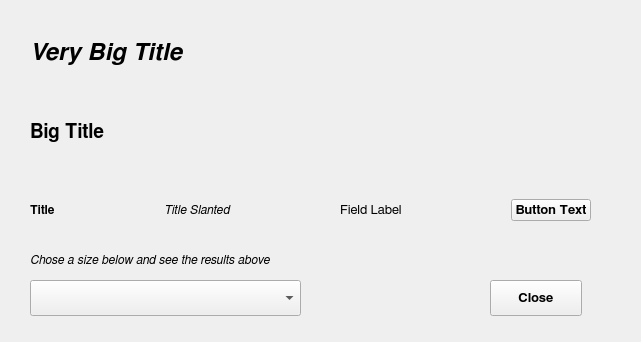
First picture: the form in src/designer/fontsizedialog.ui, repository jaaf/EasyBeer, before the edit.
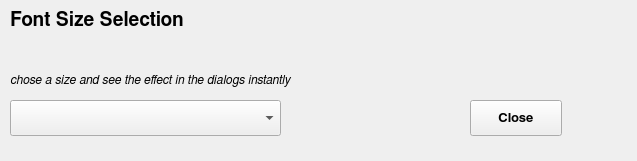
Second picture: the form after the edit.

Commit message: various work on fonts

Diff of the .ui file:
```diff
--- a/src/designer/fontsizedialog.ui
+++ b/src/designer/fontsizedialog.ui
@@ -6,8 +6,8 @@
    <rect>
     <x>0</x>
     <y>0</y>
-    <width>641</width>
-    <height>342</height>
+    <width>637</width>
+    <height>161</height>
    </rect>
   </property>
   <property name="windowTitle">
@@ -16,8 +16,8 @@
   <widget class="QComboBox" name="combo">
    <property name="geometry">
     <rect>
-     <x>30</x>
-     <y>280</y>
+     <x>10</x>
+     <y>100</y>
      <width>271</width>
      <height>36</height>
     </rect>
@@ -32,8 +32,8 @@
   <widget class="QLabel" name="label">
    <property name="geometry">
     <rect>
-     <x>30</x>
-     <y>250</y>
+     <x>10</x>
+     <y>70</y>
      <width>551</width>
      <height>20</height>
     </rect>
@@ -45,14 +45,14 @@
     </font>
    </property>
    <property name="text">
-    <string>Chose a size below and see the results above</string>
+    <string>chose a size and see the effect in the dialogs instantly</string>
    </property>
   </widget>
   <widget class="QPushButton" name="close_button">
    <property name="geometry">
     <rect>
-     <x>490</x>
-     <y>280</y>
+     <x>470</x>
+     <y>100</y>
      <width>92</width>
      <height>36</height>
     </rect>
@@ -69,206 +69,26 @@
     <string>Close</string>
    </property>
   </widget>
-  <widget class="QWidget" name="">
+  <widget class="QLabel" name="main_label">
    <property name="geometry">
     <rect>
-     <x>30</x>
-     <y>40</y>
+     <x>10</x>
+     <y>10</y>
      <width>561</width>
-     <height>181</height>
+     <height>20</height>
     </rect>
    </property>
-   <layout class="QVBoxLayout" name="verticalLayout">
-    <item>
-     <layout class="QHBoxLayout" name="horizontalLayout_3">
-      <item>
-       <widget class="QLabel" name="very_big_sample">
-        <property name="font">
-         <font>
-          <family>FreeSans</family>
-          <pointsize>18</pointsize>
-          <weight>75</weight>
-          <italic>true</italic>
-          <bold>true</bold>
-         </font>
-        </property>
-        <property name="text">
-         <string>Very Big Title</string>
-        </property>
-       </widget>
-      </item>
-      <item>
-       <spacer name="horizontalSpacer_4">
-        <property name="orientation">
-         <enum>Qt::Horizontal</enum>
-        </property>
-        <property name="sizeHint" stdset="0">
-         <size>
-          <width>40</width>
-          <height>20</height>
-         </size>
-        </property>
-       </spacer>
-      </item>
-     </layout>
-    </item>
-    <item>
-     <spacer name="verticalSpacer">
-      <property name="orientation">
-       <enum>Qt::Vertical</enum>
-      </property>
-      <property name="sizeHint" stdset="0">
-       <size>
-        <width>20</width>
-        <height>40</height>
-       </size>
-      </property>
-     </spacer>
-    </item>
-    <item>
-     <layout class="QHBoxLayout" name="horizontalLayout_2">
-      <item>
-       <widget class="QLabel" name="big_sample">
-        <property name="font">
-         <font>
-          <family>FreeSans</family>
-          <pointsize>14</pointsize>
-          <weight>75</weight>
-          <bold>true</bold>
-         </font>
-        </property>
-        <property name="text">
-         <string>Big Title</string>
-        </property>
-       </widget>
-      </item>
-      <item>
-       <spacer name="horizontalSpacer_3">
-        <property name="orientation">
-         <enum>Qt::Horizontal</enum>
-        </property>
-        <property name="sizeHint" stdset="0">
-         <size>
-          <width>40</width>
-          <height>20</height>
-         </size>
-        </property>
-       </spacer>
-      </item>
-     </layout>
-    </item>
-    <item>
-     <spacer name="verticalSpacer_2">
-      <property name="orientation">
-       <enum>Qt::Vertical</enum>
-      </property>
-      <property name="sizeHint" stdset="0">
-       <size>
-        <width>20</width>
-        <height>40</height>
-       </size>
-      </property>
-     </spacer>
-    </item>
-    <item>
-     <layout class="QHBoxLayout" name="horizontalLayout">
-      <item>
-       <widget class="QLabel" name="title_sample">
-        <property name="font">
-         <font>
-          <family>FreeSans</family>
-          <weight>75</weight>
-          <bold>true</bold>
-         </font>
-        </property>
-        <property name="text">
-         <string>Title</string>
-        </property>
-       </widget>
-      </item>
-      <item>
-       <spacer name="horizontalSpacer">
-        <property name="orientation">
-         <enum>Qt::Horizontal</enum>
-        </property>
-        <property name="sizeHint" stdset="0">
-         <size>
-          <width>40</width>
-          <height>20</height>
-         </size>
-        </property>
-       </spacer>
-      </item>
-      <item>
-       <widget class="QLabel" name="title_slanted_sample">
-        <property name="font">
-         <font>
-          <family>FreeSans</family>
-          <italic>true</italic>
-         </font>
-        </property>
-        <property name="text">
-         <string>Title Slanted</string>
-        </property>
-       </widget>
-      </item>
-      <item>
-       <spacer name="horizontalSpacer_5">
-        <property name="orientation">
-         <enum>Qt::Horizontal</enum>
-        </property>
-        <property name="sizeHint" stdset="0">
-         <size>
-          <width>40</width>
-          <height>20</height>
-         </size>
-        </property>
-       </spacer>
-      </item>
-      <item>
-       <widget class="QLabel" name="field_sample">
-        <property name="font">
-         <font>
-          <family>FreeSans</family>
-          <pointsize>10</pointsize>
-         </font>
-        </property>
-        <property name="text">
-         <string>Field Label</string>
-        </property>
-       </widget>
-      </item>
-      <item>
-       <spacer name="horizontalSpacer_2">
-        <property name="orientation">
-         <enum>Qt::Horizontal</enum>
-        </property>
-        <property name="sizeHint" stdset="0">
-         <size>
-          <width>40</width>
-          <height>20</height>
-         </size>
-        </property>
-       </spacer>
-      </item>
-      <item>
-       <widget class="QPushButton" name="button_sample">
-        <property name="font">
-         <font>
-          <family>FreeSans</family>
-          <pointsize>10</pointsize>
-          <weight>75</weight>
-          <bold>true</bold>
-         </font>
-        </property>
-        <property name="text">
-         <string>Button Text</string>
-        </property>
-       </widget>
-      </item>
-     </layout>
-    </item>
-   </layout>
+   <property name="font">
+    <font>
+     <family>FreeSans</family>
+     <pointsize>14</pointsize>
+     <weight>75</weight>
+     <bold>true</bold>
+    </font>
+   </property>
+   <property name="text">
+    <string>Font Size Selection</string>
+   </property>
   </widget>
  </widget>
  <resources/>
```
The commit also changes 15 other files.
